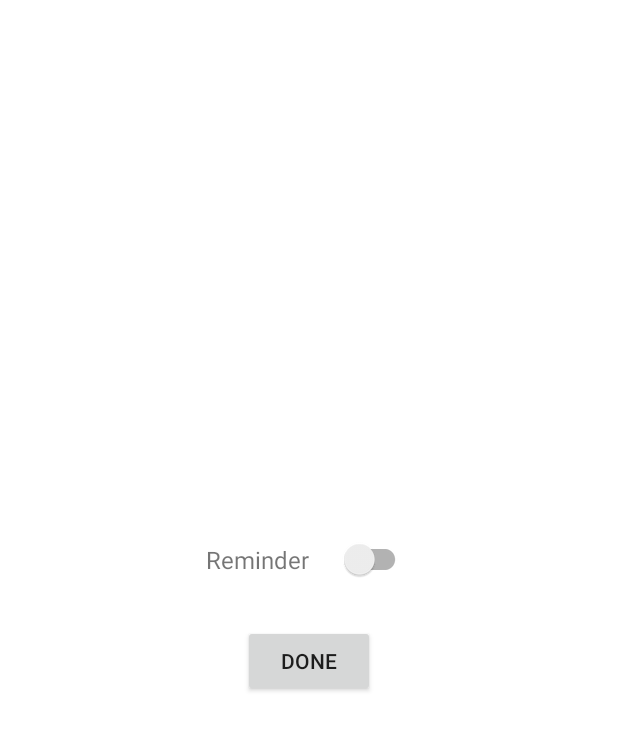
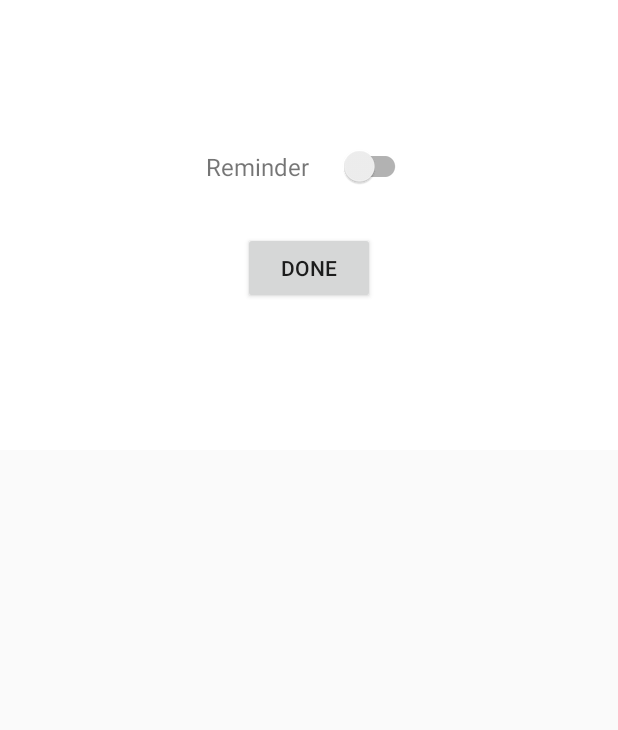
Before and after one commit to RGirish/Personal-Android-Projects, an Android app: the layout set_reminder.xml on its own in the app's theme, with its tools: preview values and no code run, on a phone screen of 412 x 824 dp. Shown: the top 730 px of the screen. Run offline under Robolectric (Android 15) with nearby library versions, the phone set to English and light mode, and no system bars.

```diff
--- a/International Birthday Reminder/app/build.gradle
+++ b/International Birthday Reminder/app/build.gradle
@@ -2,7 +2,7 @@ apply plugin: 'com.android.application'
 
 android {
     compileSdkVersion 23
-    buildToolsVersion "23.0.2"
+    buildToolsVersion '23.0.2'
 
     defaultConfig {
         applicationId "girish.raman.internationalbirthdayreminder"
--- a/International Birthday Reminder/app/src/main/res/layout/set_reminder.xml
+++ b/International Birthday Reminder/app/src/main/res/layout/set_reminder.xml
@@ -2,7 +2,7 @@
 <LinearLayout xmlns:android="http://schemas.android.com/apk/res/android"
     android:id="@+id/setReminderLinearLayout"
     android:layout_width="match_parent"
-    android:layout_height="match_parent"
+    android:layout_height="300dp"
     android:animateLayoutChanges="true"
     android:background="#fff"
     android:gravity="center"
@@ -13,9 +13,9 @@
     android:paddingTop="45dp">
 
     <LinearLayout
-        android:gravity="center"
         android:layout_width="300dp"
         android:layout_height="wrap_content"
+        android:gravity="center"
         android:orientation="horizontal">
 
         <TextView
@@ -31,6 +31,16 @@
             android:layout_marginLeft="20dp" />
 
     </LinearLayout>
+
+    <TextView
+        android:id="@+id/setReminderReminderSetTextView"
+        android:layout_width="wrap_content"
+        android:layout_height="wrap_content"
+        android:layout_marginTop="20dp"
+        android:gravity="center"
+        android:text="Reminder set for Girish in India Standard Time"
+        android:textSize="16sp"
+        android:visibility="gone" />
 
     <android.support.v7.widget.AppCompatTextView
         android:id="@+id/setReminderChooseTimeZoneTextView"
@@ -48,8 +58,8 @@
         android:layout_width="300dp"
         android:layout_height="wrap_content"
         android:layout_marginTop="20dp"
+        android:gravity="center"
         android:padding="5dp"
-        android:gravity="center"
         android:visibility="gone" />
 
     <android.support.v7.widget.AppCompatButton
--- a/International Birthday Reminder/app/src/main/res/values-v21/styles.xml
+++ b/International Birthday Reminder/app/src/main/res/values-v21/styles.xml
@@ -1,8 +1,8 @@
 <resources>
-
     <style name="AppTheme.NoActionBar">
         <item name="windowActionBar">false</item>
         <item name="windowNoTitle">true</item>
+        <item name="android:colorButtonNormal">@color/colorPrimary</item>
         <item name="android:windowDrawsSystemBarBackgrounds">true</item>
         <item name="android:statusBarColor">@android:color/transparent</item>
     </style>
--- a/International Birthday Reminder/build.gradle
+++ b/International Birthday Reminder/build.gradle
@@ -5,7 +5,7 @@ buildscript {
         jcenter()
     }
     dependencies {
-        classpath 'com.android.tools.build:gradle:2.0.0-alpha2'
+        classpath 'com.android.tools.build:gradle:2.0.0-alpha3'
 
         // NOTE: Do not place your application dependencies here; they belong
         // in the individual module build.gradle files
```
Also changed, not shown: International Birthday Reminder/app/src/main/java/girish/raman/internationalbirthdayreminder/MainActivity.java (+43 -3 lines).
